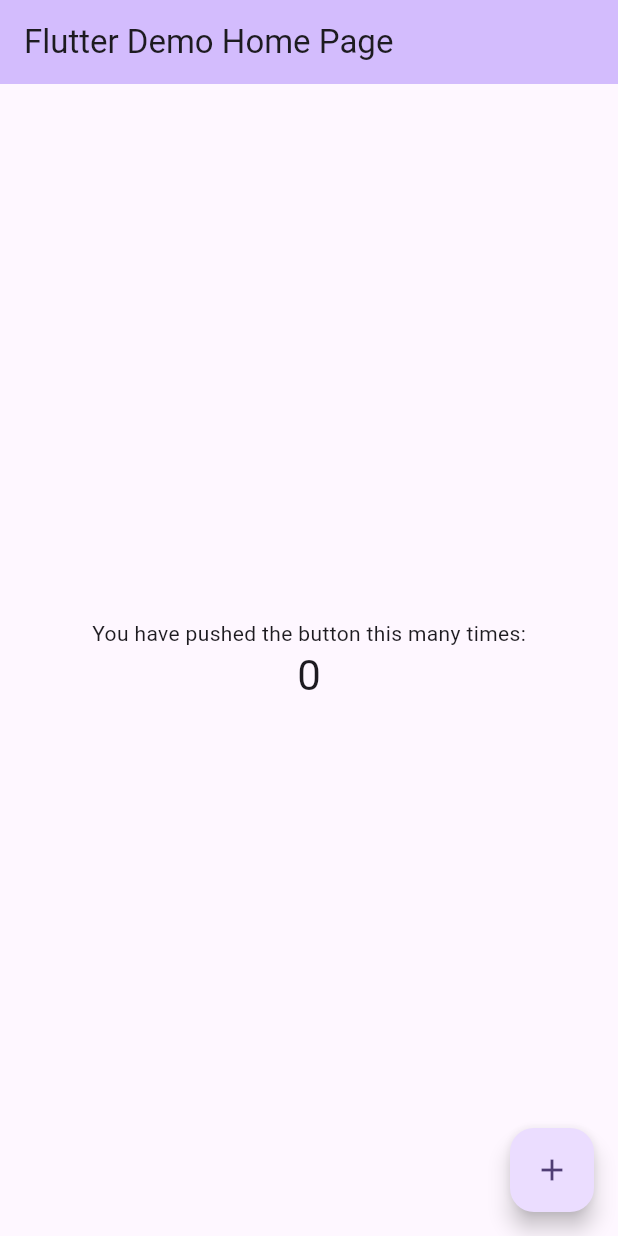
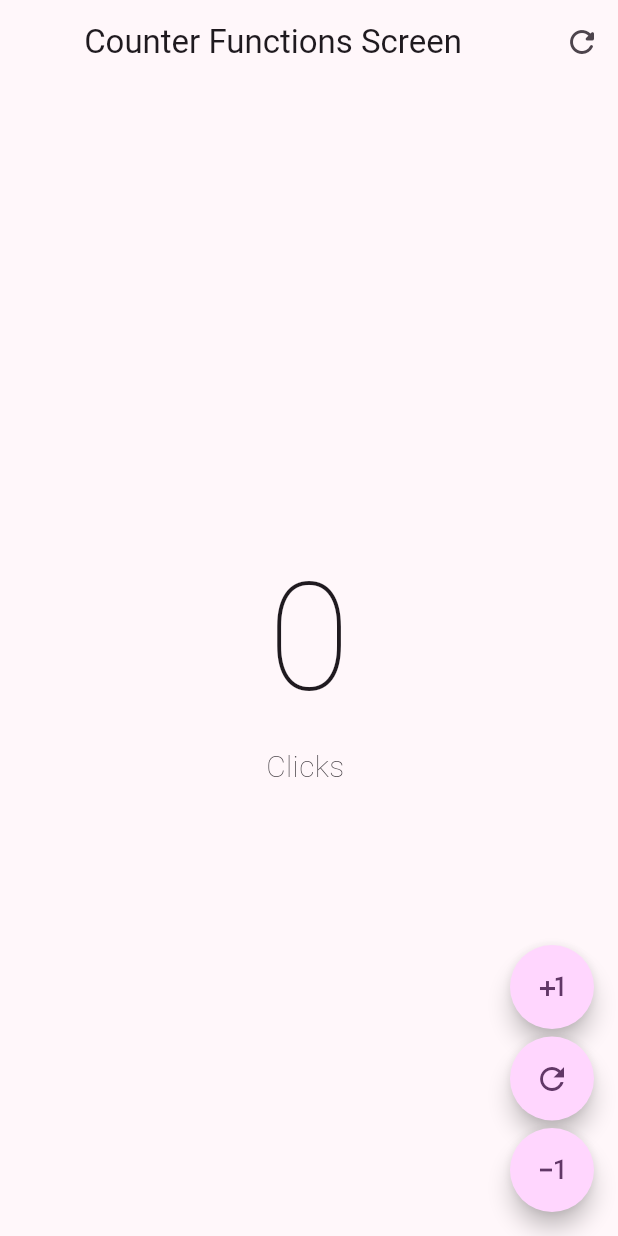
Before and after one commit to toshioxgnu/nuevoCursoFlutter, a Flutter app: the screen it shows after launch, on a phone screen of 412 x 824 dp. Run offline on Flutter 3.47's test engine with Material 3 defaults, Android fonts, the phone set to English and light mode, and no system bars.

```diff
--- a/hello_world_app/lib/main.dart
+++ b/hello_world_app/lib/main.dart
@@ -1,4 +1,6 @@
 import 'package:flutter/material.dart';
+import 'package:hello_world_app/presentation/screens/counter/counter_functions_screen.dart';
+import 'package:hello_world_app/presentation/screens/counter/counter_screen.dart';
 
 void main() {
   runApp(const MyApp());
@@ -7,119 +9,11 @@ void main() {
 class MyApp extends StatelessWidget {
   const MyApp({super.key});
 
-  // This widget is the root of your application.
   @override
   Widget build(BuildContext context) {
     return MaterialApp(
-      title: 'Flutter Demo',
-      theme: ThemeData(
-        // This is the theme of your application.
-        //
-        // TRY THIS: Try running your application with "flutter run". You'll see
-        // the application has a purple toolbar. Then, without quitting the app,
-        // try changing the seedColor in the colorScheme below to Colors.green
-        // and then invoke "hot reload" (save your changes or press the "hot
-        // reload" button in a Flutter-supported IDE, or press "r" if you used
-        // the command line to start the app).
-        //
-        // Notice that the counter didn't reset back to zero; the application
-        // state is not lost during the reload. To reset the state, use hot
-        // restart instead.
-        //
-        // This works for code too, not just values: Most code changes can be
-        // tested with just a hot reload.
-        colorScheme: ColorScheme.fromSeed(seedColor: Colors.deepPurple),
-        useMaterial3: true,
-      ),
-      home: const MyHomePage(title: 'Flutter Demo Home Page'),
-    );
+        debugShowCheckedModeBanner: false,
+        theme: ThemeData(useMaterial3: true, colorSchemeSeed: Colors.purple),
+        home: const CounterFunctionsScreen());
   }
 }
-
-class MyHomePage extends StatefulWidget {
-  const MyHomePage({super.key, required this.title});
-
-  // This widget is the home page of your application. It is stateful, meaning
-  // that it has a State object (defined below) that contains fields that affect
-  // how it looks.
-
-  // This class is the configuration for the state. It holds the values (in this
-  // case the title) provided by the parent (in this case the App widget) and
-  // used by the build method of the State. Fields in a Widget subclass are
-  // always marked "final".
-
-  final String title;
-
-  @override
-  State<MyHomePage> createState() => _MyHomePageState();
-}
-
-class _MyHomePageState extends State<MyHomePage> {
-  int _counter = 0;
-
-  void _incrementCounter() {
-    setState(() {
-      // This call to setState tells the Flutter framework that something has
-      // changed in this State, which causes it to rerun the build method below
-      // so that the display can reflect the updated values. If we changed
-      // _counter without calling setState(), then the build method would not be
-      // called again, and so nothing would appear to happen.
-      _counter++;
-    });
-  }
-
-  @override
-  Widget build(BuildContext context) {
-    // This method is rerun every time setState is called, for instance as done
-    // by the _incrementCounter method above.
-    //
-    // The Flutter framework has been optimized to make rerunning build methods
-    // fast, so that you can just rebuild anything that needs updating rather
-    // than having to individually change instances of widgets.
-    return Scaffold(
-      appBar: AppBar(
-        // TRY THIS: Try changing the color here to a specific color (to
-        // Colors.amber, perhaps?) and trigger a hot reload to see the AppBar
-        // change color while the other colors stay the same.
-        backgroundColor: Theme.of(context).colorScheme.inversePrimary,
-        // Here we take the value from the MyHomePage object that was created by
-        // the App.build method, and use it to set our appbar title.
-        title: Text(widget.title),
-      ),
-      body: Center(
-        // Center is a layout widget. It takes a single child and positions it
-        // in the middle of the parent.
-        child: Column(
-          // Column is also a layout widget. It takes a list of children and
-          // arranges them vertically. By default, it sizes itself to fit its
-          // children horizontally, and tries to be as tall as its parent.
-          //
-          // Column has various properties to control how it sizes itself and
-          // how it positions its children. Here we use mainAxisAlignment to
-          // center the children vertically; the main axis here is the vertical
-          // axis because Columns are vertical (the cross axis would be
-          // horizontal).
-          //
-          // TRY THIS: Invoke "debug painting" (choose the "Toggle Debug Paint"
-          // action in the IDE, or press "p" in the console), to see the
-          // wireframe for each widget.
-          mainAxisAlignment: MainAxisAlignment.center,
-          children: <Widget>[
-            const Text(
-              'You have pushed the button this many times:',
-            ),
-            Text(
-              '$_counter',
-              style: Theme.of(context).textTheme.headlineMedium,
-            ),
-          ],
-        ),
-      ),
-      floatingActionButton: FloatingActionButton(
-        onPressed: _incrementCounter,
-        tooltip: 'Increment',
-        child: const Icon(Icons.add),
-      ), // This trailing comma makes auto-formatting nicer for build methods.
-    );
-  }
-}
--- /dev/null
+++ b/hello_world_app/lib/presentation/screens/counter/counter_functions_screen.dart
@@ -0,0 +1,98 @@
+import 'package:flutter/material.dart';
+
+class CounterFunctionsScreen extends StatefulWidget {
+  const CounterFunctionsScreen({super.key});
+
+  @override
+  State<CounterFunctionsScreen> createState() => _CounterFunctionsScreenState();
+}
+
+class _CounterFunctionsScreenState extends State<CounterFunctionsScreen> {
+  int clickCounter = 0;
+  @override
+  Widget build(BuildContext context) {
+    return Scaffold(
+        appBar: AppBar(
+            title: const Center(child: Text('Counter Functions Screen')),
+            actions: [
+              IconButton(
+                onPressed: () {
+                  setState(() {
+                    clickCounter = 0;
+                  });
+                },
+                icon: const Icon(Icons.refresh_rounded),
+              ),
+            ]),
+        body: Center(
+          child: Column(
+            mainAxisAlignment: MainAxisAlignment.center,
+            children: [
+              Text(
+                '$clickCounter',
+                style:
+                    const TextStyle(fontSize: 100, fontWeight: FontWeight.w100),
+              ),
+              Text('Click${clickCounter == 1 ? '' : 's'} ',
+                  style: const TextStyle(
+                      fontSize: 20, fontWeight: FontWeight.w200))
+            ],
+          ),
+        ),
+        floatingActionButton: Column(
+          mainAxisAlignment: MainAxisAlignment.end,
+          children: [
+            CustomButton(
+              icon: Icons.plus_one,
+              onPressed: () {
+                setState(() {
+                  clickCounter++;
+                });
+              },
+            ),
+            const SizedBox(
+              height: 5,
+            ),
+            CustomButton(
+              icon: Icons.refresh_outlined,
+              onPressed: () {
+                setState(() {
+                  clickCounter = 0;
+                });
+              },
+            ),
+            const SizedBox(
+              height: 5,
+            ),
+            CustomButton(
+              icon: Icons.exposure_minus_1,
+              onPressed: () {
+                setState(() {
+                  clickCounter++;
+                });
+              },
+            ),
+          ],
+        ));
+  }
+}
+
+class CustomButton extends StatelessWidget {
+  final IconData icon;
+  final VoidCallback? onPressed;
+
+  const CustomButton({
+    super.key,
+    required this.icon,
+    required this.onPressed,
+  });
+
+  @override
+  Widget build(BuildContext context) {
+    return FloatingActionButton(
+        enableFeedback: true,
+        shape: const StadiumBorder(),
+        onPressed: onPressed,
+        child: Icon(icon));
+  }
+}
--- /dev/null
+++ b/yes_no_app/lib/main.dart
@@ -0,0 +1,22 @@
+import 'package:flutter/material.dart';
+
+void main() => runApp(const MyApp());
+
+class MyApp extends StatelessWidget {
+  const MyApp({super.key});
+
+  @override
+  Widget build(BuildContext context) {
+    return MaterialApp(
+      title: 'Material App',
+      home: Scaffold(
+        appBar: AppBar(
+          title: const Text('Material App Bar'),
+        ),
+        body: const Center(
+          child: Text('Hello World'),
+        ),
+      ),
+    );
+  }
+}
```
Also changed, not shown: hello_world_app/lib/presentation/screens/counter/counter_screen.dart (added, +42 -0 lines), yes_no_app/analysis_options.yaml (added, +28 -0 lines), yes_no_app/pubspec.yaml (added, +90 -0 lines), yes_no_app/pubspec.lock (added), 124 other files.
